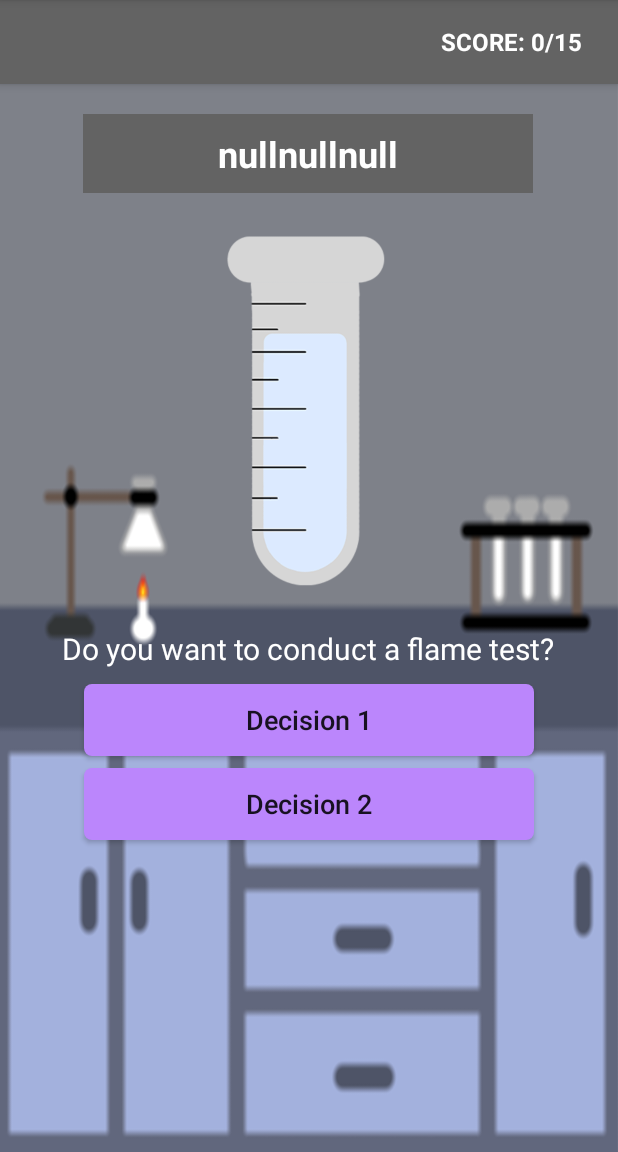
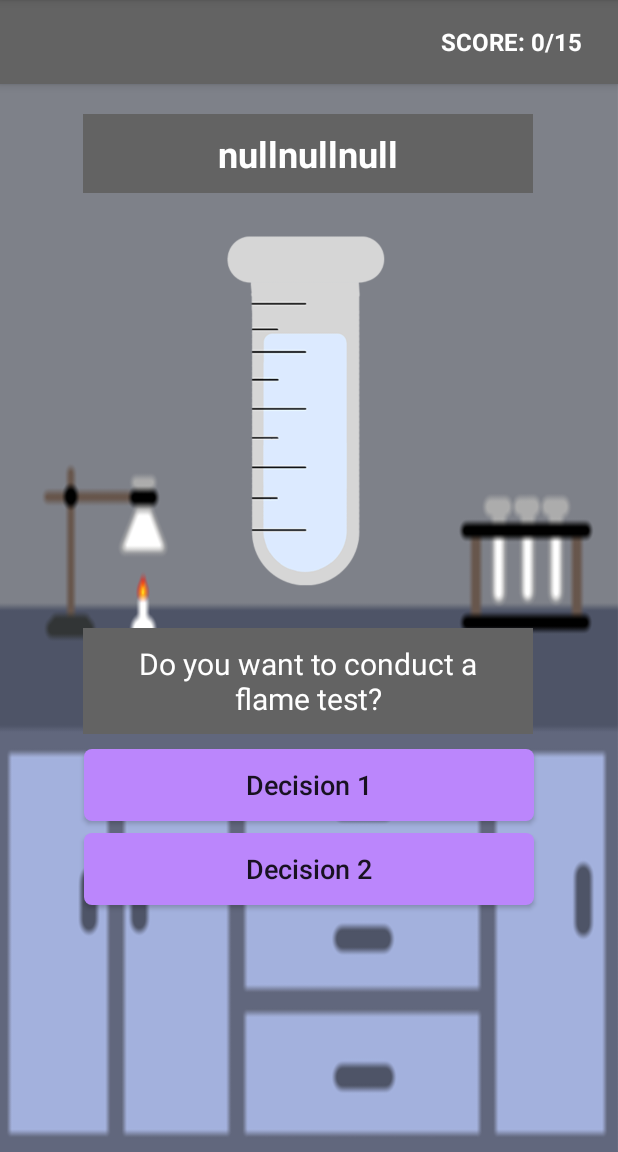
Before and after one commit to memeiworks/qualina, an Android app: the Decision screen opened directly, with no data from a screen before it, on a phone screen of 412 x 824 dp, the part 84-1236 px from its top. Run offline under Robolectric (Android 15) with nearby library versions, the phone set to English and light mode, and no system bars; 3 statements that could not run were skipped.

Commit message:
changed text background for decision steps

```diff
--- a/app/src/main/res/layout/activity_decision.xml
+++ b/app/src/main/res/layout/activity_decision.xml
@@ -42,10 +42,12 @@
 
     <TextView
         android:id="@+id/txtquestion"
-        android:layout_width="wrap_content"
+        android:layout_width="300dp"
         android:layout_height="wrap_content"
         android:layout_marginTop="20dp"
         android:textSize="20sp"
+        android:background="@color/gray"
+        android:padding="10dp"
         android:textColor="@color/white"
         android:textAlignment="center"
         android:gravity="center"
```
